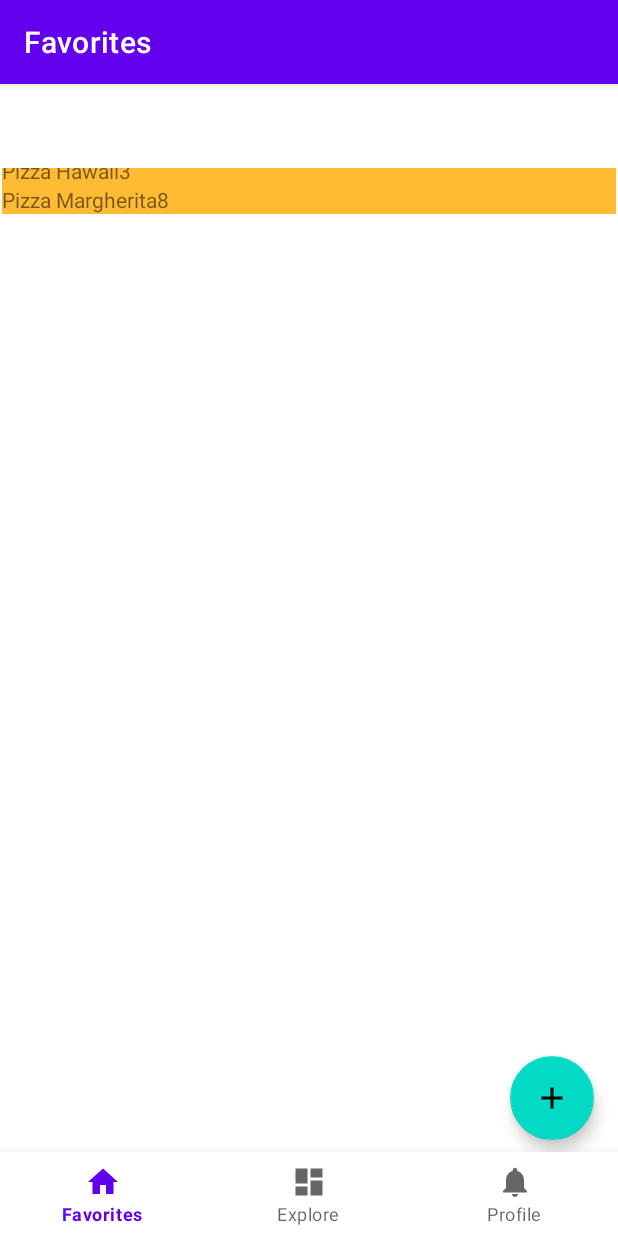
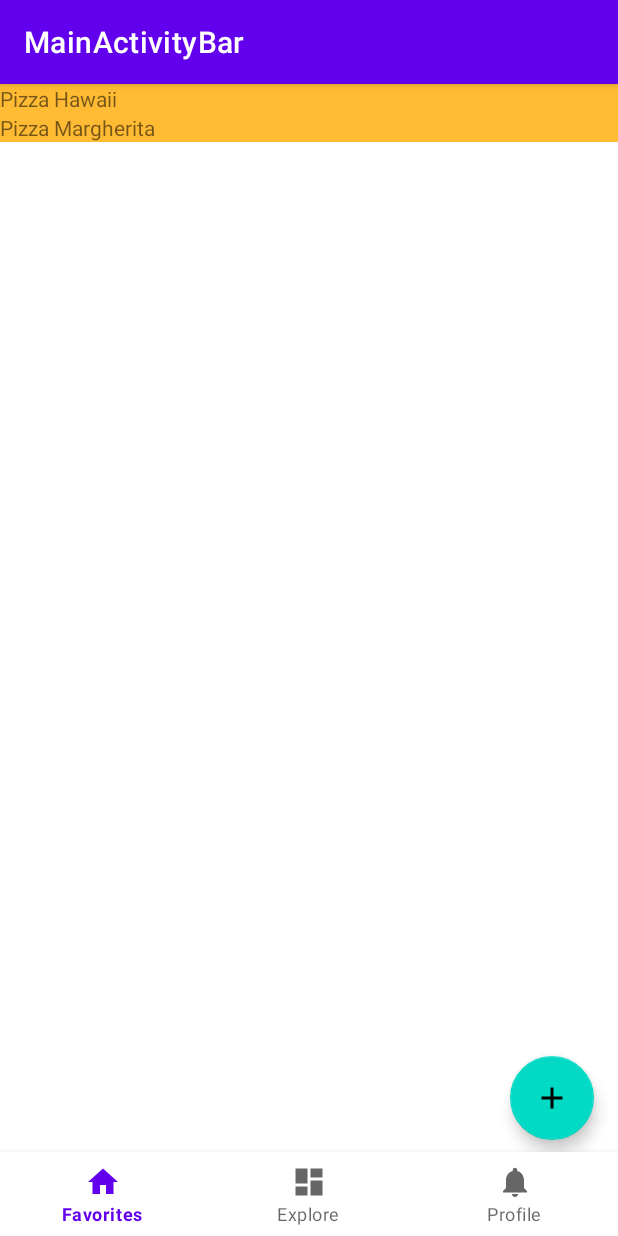
Before and after one commit to ArthurVanRemoortel/Arthur.Van.Remoortel-AndroidDev-Werkstuk, an Android app: the FavoritesFragment screen opened directly, with no data from a screen before it, on a phone screen of 412 x 824 dp. Run offline under Robolectric (Android 15) with nearby library versions, the phone set to English and light mode, and no system bars; our stand-ins replace Room's generated code, navigation-ui.

Commit message:
Fix: Part of fragments in bottom navigation bar no longer rendered under the action bar

```diff
--- a/app/src/main/java/com/example/arthurvanremoortel_werkstuk/MainActivityBar.kt
+++ b/app/src/main/java/com/example/arthurvanremoortel_werkstuk/MainActivityBar.kt
@@ -30,7 +30,7 @@ class MainActivityBar : AppCompatActivity() {
                 R.id.navigation_favorites, R.id.navigation_explore, R.id.navigation_profile
             )
         )
-        setupActionBarWithNavController(navController, appBarConfiguration)
+        //setupActionBarWithNavController(navController, appBarConfiguration)
         navView.setupWithNavController(navController)
     }
 }
--- a/app/src/main/java/com/example/arthurvanremoortel_werkstuk/RecipeApplication.kt
+++ b/app/src/main/java/com/example/arthurvanremoortel_werkstuk/RecipeApplication.kt
@@ -14,4 +14,5 @@ class RecipeApplication : Application() {
     // rather than when the application starts
     val database by lazy { AppDatabase.getDatabase(this, applicationScope) }
     val repository by lazy { ApplicationRepository(database.recipeDao()) }
+
 }
--- a/app/src/main/java/com/example/arthurvanremoortel_werkstuk/data/AppDatabase.kt
+++ b/app/src/main/java/com/example/arthurvanremoortel_werkstuk/data/AppDatabase.kt
@@ -9,7 +9,7 @@ import androidx.sqlite.db.SupportSQLiteDatabase
 import kotlinx.coroutines.CoroutineScope
 import kotlinx.coroutines.launch
 
-@Database(entities = [Recipe::class], version = 1, exportSchema = false)
+@Database(entities = [Recipe::class, Ingredient::class], version = 1, exportSchema = false)
 // Source: https://developer.android.com/codelabs/android-room-with-a-view-kotlin
 public abstract class AppDatabase : RoomDatabase() {
     abstract fun recipeDao(): RecipeDao
@@ -40,9 +40,9 @@ public abstract class AppDatabase : RoomDatabase() {
                 Log.d("DATABASE", "Populate.")
 
                 // Add sample recipes.
-                val recipe = Recipe(null,"Pizza Margherita", 8)
+                val recipe = Recipe(null,"Pizza Margherita", 8, false, 20)
                 recipeDao.insert(recipe)
-                val recipe2 = Recipe(null,"Pizza Hawaii", 3)
+                val recipe2 = Recipe(null,"Pizza Hawaii", 3, false, 50)
                 recipeDao.insert(recipe2)
             }
         }
--- a/app/src/main/java/com/example/arthurvanremoortel_werkstuk/data/ApplicationRepository.kt
+++ b/app/src/main/java/com/example/arthurvanremoortel_werkstuk/data/ApplicationRepository.kt
@@ -11,7 +11,7 @@ class ApplicationRepository(private val recipeDao: RecipeDao) {
 
     // Room executes all queries on a separate thread.
     // Observed Flow will notify the observer when the data has changed.
-    val allRecipes: Flow<List<Recipe>> = recipeDao.getAlphabetizedDishes()
+    val allRecipes: Flow<List<Recipe>> = recipeDao.getAlphabetizedRecipes()
 
     // By default Room runs suspend queries off the main thread, therefore, we don't need to
     // implement anything else to ensure we're not doing long running database work
--- /dev/null
+++ b/app/src/main/java/com/example/arthurvanremoortel_werkstuk/data/Entities.kt
@@ -0,0 +1,44 @@
+package com.example.arthurvanremoortel_werkstuk.data
+
+import android.graphics.Bitmap
+import androidx.room.*
+import androidx.room.Embedded
+import java.time.Duration
+
+
+@Entity data class Recipe(
+    @PrimaryKey(autoGenerate = true) val recipeId: Long?,
+    val title: String,
+    val rating: Int,
+    val is_public: Boolean,
+    val preparation_duration_minutes: Int
+)
+
+@Entity data class Ingredient(
+    @PrimaryKey(autoGenerate = true) val ingredientId: Long?,
+    val parentRecipeId: Long,
+    val name: String,
+    val amount: String,
+)
+
+//@Entity data class PreparationStep(
+//    @PrimaryKey(autoGenerate = true) val prepStepId: Long?,
+//    val parentRecipeId: Long,
+//    val description: String,
+//    val duration_minutes: Int,
+//)
+
+data class RecipeWithEverything(
+    @Embedded val recipe: Recipe,
+    @Relation(
+        parentColumn = "recipeId",
+        entityColumn = "parentRecipeId"
+    )
+    val ingredients: List<Ingredient>
+
+//    @Relation(
+//        parentColumn = "recipeId",
+//        entityColumn = "parentRecipeId"
+//    )
+//    val preparationSteps: List<PreparationStep>
+)
--- a/app/src/main/java/com/example/arthurvanremoortel_werkstuk/data/Recipe.kt
+++ /dev/null
@@ -1,15 +0,0 @@
-package com.example.arthurvanremoortel_werkstuk.data
-
-import android.graphics.Bitmap
-import androidx.room.ColumnInfo
-import androidx.room.Entity
-import androidx.room.Ignore
-import androidx.room.PrimaryKey
-
-@Entity(tableName = "recipe_table")
-data class Recipe(
-    @PrimaryKey(autoGenerate = true) val id: Int?,
-    @ColumnInfo(name = "title") val title: String?,
-    @ColumnInfo(name = "rating") val rating: Int?,
-//    @ColumnInfo(name = "public") val public: Boolean?
-)
--- a/app/src/main/java/com/example/arthurvanremoortel_werkstuk/data/RecipeDao.kt
+++ b/app/src/main/java/com/example/arthurvanremoortel_werkstuk/data/RecipeDao.kt
@@ -1,20 +1,22 @@
 package com.example.arthurvanremoortel_werkstuk.data
 
-import androidx.room.Dao
-import androidx.room.Insert
-import androidx.room.OnConflictStrategy
-import androidx.room.Query
+import androidx.room.*
 import kotlinx.coroutines.flow.Flow
 
 @Dao
 interface RecipeDao {
 
-    @Query("SELECT * FROM recipe_table ORDER BY title ASC")
-    fun getAlphabetizedDishes(): Flow<List<Recipe>>
+    @Query("SELECT * FROM recipe ORDER BY title ASC")
+    fun getAlphabetizedRecipes(): Flow<List<Recipe>>
+
+    @Transaction
+    @Query("SELECT * FROM recipe")
+    fun getRecipesWithEverything(): Flow<List<RecipeWithEverything>>
+
 
     @Insert(onConflict = OnConflictStrategy.IGNORE)
     suspend fun insert(dish: Recipe)
 
-    @Query("DELETE FROM recipe_table")
+    @Query("DELETE FROM recipe")
     suspend fun deleteAll()
 }
--- a/app/src/main/java/com/example/arthurvanremoortel_werkstuk/ui/favorites/FavoritesFragment.kt
+++ b/app/src/main/java/com/example/arthurvanremoortel_werkstuk/ui/favorites/FavoritesFragment.kt
@@ -12,9 +12,7 @@ import androidx.fragment.app.Fragment
 import androidx.fragment.app.viewModels
 import androidx.lifecycle.ViewModelProvider
 import androidx.recyclerview.widget.LinearLayoutManager
-import com.example.arthurvanremoortel_werkstuk.R
 import com.example.arthurvanremoortel_werkstuk.RecipeApplication
-import com.example.arthurvanremoortel_werkstuk.RecipeListAdapter
 import com.example.arthurvanremoortel_werkstuk.data.Recipe
 import com.example.arthurvanremoortel_werkstuk.data.RecipeViewModel
 import com.example.arthurvanremoortel_werkstuk.data.RecipeViewModelFactory
@@ -63,7 +61,7 @@ class FavoritesFragment : Fragment() {
 
         if (requestCode == newRecipeActivityRequestCode && resultCode == Activity.RESULT_OK) {
             data?.getStringExtra(NewRecipeActivity.EXTRA_REPLY)?.let {
-                val recipe = Recipe(null,"test", 3*2)
+                val recipe = Recipe(null,"test", 3*2, false, 10)
                 recipeViewModel.insert(recipe)
             }
         } else {
--- a/app/src/main/java/com/example/arthurvanremoortel_werkstuk/RecipeListAdapter.kt
+++ b/app/src/main/java/com/example/arthurvanremoortel_werkstuk/ui/favorites/RecipeListAdapter.kt
@@ -1,13 +1,13 @@
-package com.example.arthurvanremoortel_werkstuk
+package com.example.arthurvanremoortel_werkstuk.ui.favorites
 
 import android.view.LayoutInflater
 import android.view.View
 import android.view.ViewGroup
-import android.widget.RatingBar
 import android.widget.TextView
 import androidx.recyclerview.widget.DiffUtil
 import androidx.recyclerview.widget.ListAdapter
 import androidx.recyclerview.widget.RecyclerView
+import com.example.arthurvanremoortel_werkstuk.R
 import com.example.arthurvanremoortel_werkstuk.data.Recipe
 
 class RecipeListAdapter : ListAdapter<Recipe, RecipeListAdapter.RecipeViewHolder>(RecipesComparator()) {
@@ -25,8 +25,8 @@ class RecipeListAdapter : ListAdapter<Recipe, RecipeListAdapter.RecipeViewHolder
         private val recipeItemView: TextView = itemView.findViewById(R.id.recipeTitleTextView)
 //        private val ratingView: RatingBar = itemView.findViewById(R.id.rating)
 
-        fun bind(text: String?, value: Int?) {
-            recipeItemView.text = text + value.toString()
+        fun bind(title: String?, rating: Int?) {
+            recipeItemView.text = title
         }
 
         companion object {
@@ -44,7 +44,7 @@ class RecipeListAdapter : ListAdapter<Recipe, RecipeListAdapter.RecipeViewHolder
         }
 
         override fun areContentsTheSame(oldItem: Recipe, newItem: Recipe): Boolean {
-            return oldItem.id == newItem.id
+            return oldItem.recipeId == newItem.recipeId
         }
     }
 }
--- a/app/src/main/res/layout/activity_main_bar.xml
+++ b/app/src/main/res/layout/activity_main_bar.xml
@@ -1,33 +1,33 @@
 <?xml version="1.0" encoding="utf-8"?>
 <androidx.constraintlayout.widget.ConstraintLayout xmlns:android="http://schemas.android.com/apk/res/android"
     xmlns:app="http://schemas.android.com/apk/res-auto"
+    xmlns:tools="http://schemas.android.com/tools"
     android:id="@+id/container"
     android:layout_width="match_parent"
     android:layout_height="match_parent"
-    android:paddingTop="?attr/actionBarSize">
+    >
+
+    <fragment
+        android:id="@+id/nav_host_fragment_activity_main_bar"
+        android:name="androidx.navigation.fragment.NavHostFragment"
+        android:layout_width="match_parent"
+        android:layout_height="match_parent"
+
+        app:defaultNavHost="true"
+        app:layout_constraintBottom_toTopOf="@+id/nav_view"
+        app:layout_constraintEnd_toEndOf="parent"
+        app:layout_constraintHorizontal_bias="0.5"
+        app:layout_constraintStart_toStartOf="parent"
+        app:navGraph="@navigation/mobile_navigation" />
 
     <com.google.android.material.bottomnavigation.BottomNavigationView
         android:id="@+id/nav_view"
         android:layout_width="0dp"
         android:layout_height="wrap_content"
-        android:layout_marginStart="0dp"
-        android:layout_marginEnd="0dp"
         android:background="?android:attr/windowBackground"
         app:layout_constraintBottom_toBottomOf="parent"
         app:layout_constraintLeft_toLeftOf="parent"
         app:layout_constraintRight_toRightOf="parent"
         app:menu="@menu/bottom_nav_menu" />
 
-    <fragment
-        android:id="@+id/nav_host_fragment_activity_main_bar"
-        android:name="androidx.navigation.fragment.NavHostFragment"
-        android:layout_width="match_parent"
-        android:layout_height="match_parent"
-        app:defaultNavHost="true"
-        app:layout_constraintBottom_toTopOf="@id/nav_view"
-        app:layout_constraintLeft_toLeftOf="parent"
-        app:layout_constraintRight_toRightOf="parent"
-        app:layout_constraintTop_toTopOf="parent"
-        app:navGraph="@navigation/mobile_navigation" />
-
 </androidx.constraintlayout.widget.ConstraintLayout>
--- a/app/src/main/res/layout/fragment_favorites.xml
+++ b/app/src/main/res/layout/fragment_favorites.xml
@@ -8,14 +8,8 @@
 
     <androidx.recyclerview.widget.RecyclerView
         android:id="@+id/recyclerView"
-        android:layout_width="409dp"
-        android:layout_height="729dp"
-        android:layout_marginStart="1dp"
-        android:layout_marginLeft="1dp"
-        android:layout_marginTop="1dp"
-        android:layout_marginEnd="1dp"
-        android:layout_marginRight="1dp"
-        android:layout_marginBottom="1dp"
+        android:layout_width="match_parent"
+        android:layout_height="match_parent"
         app:layout_constraintBottom_toBottomOf="parent"
         app:layout_constraintEnd_toEndOf="parent"
         app:layout_constraintStart_toStartOf="parent"
--- a/app/src/main/res/layout/recyclerview_recipe.xml
+++ b/app/src/main/res/layout/recyclerview_recipe.xml
@@ -6,8 +6,7 @@
 
     <TextView
         android:id="@+id/recipeTitleTextView"
-        style="@style/Widget.AppCompat.TextView"
         android:layout_width="match_parent"
-        android:layout_height="wrap_content"
+        android:layout_height="match_parent"
         android:background="@android:color/holo_orange_light" />
 </LinearLayout>
```
